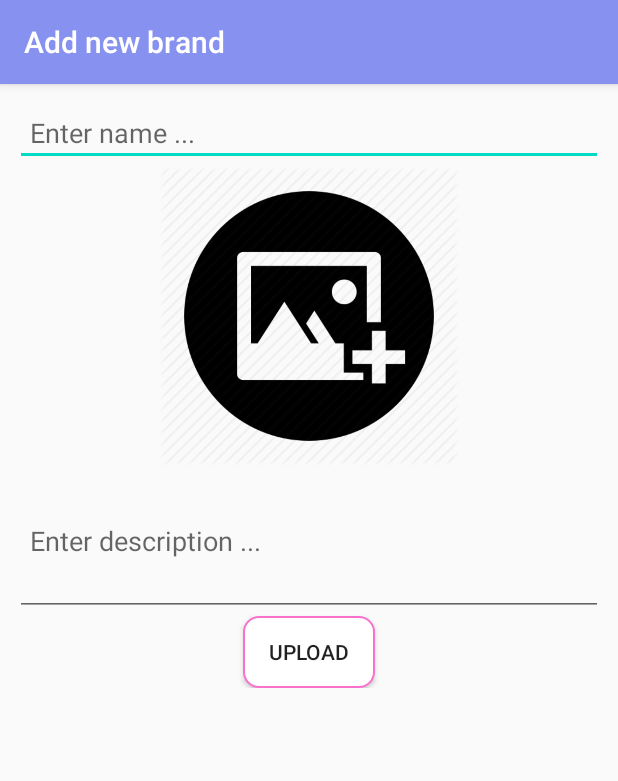
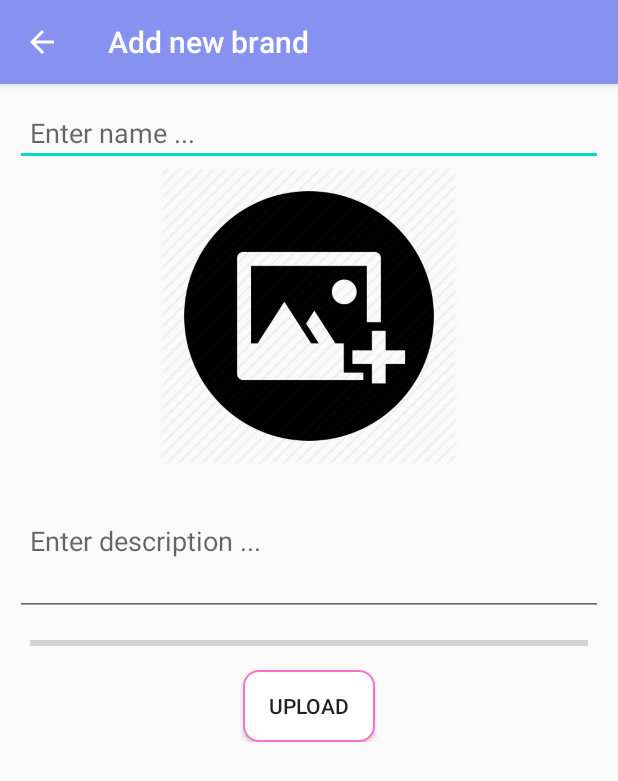
Before and after one commit to AnNguyen96/Thesis, an Android app: the AddPostActivity screen opened directly, with no data from a screen before it, on a phone screen of 412 x 824 dp. Shown: the top 781 px of the screen. Run offline under Robolectric (Android 15) with nearby library versions, the phone set to English and light mode, and no system bars; our stand-ins replace Firebase (no records; nobody signed in at launch, a user with empty details on screens opened directly), Picasso; Roboto replaces fonts that are not available here.

Commit message:
version 5.5

```diff
--- a/app/src/main/java/com/example/dashboard/AddPostActivity.java
+++ b/app/src/main/java/com/example/dashboard/AddPostActivity.java
@@ -17,6 +17,7 @@ import android.webkit.MimeTypeMap;
 import android.widget.Button;
 import android.widget.EditText;
 import android.widget.ImageView;
+import android.widget.ProgressBar;
 import android.widget.Toast;
 
 import com.google.android.gms.tasks.OnFailureListener;
@@ -43,6 +44,7 @@ public class AddPostActivity extends AppCompatActivity {
     EditText mTitleEt, mDescrEt;
     ImageView mPostIv;
     Button mUploadBtn;
+    ProgressBar mProgressBar;
 
     String mStoragePath = "uploads/";
     String mDatabasePath = "Data";
@@ -66,10 +68,14 @@ public class AddPostActivity extends AppCompatActivity {
         ActionBar actionBar = getSupportActionBar();
         actionBar.setTitle("Add new brand");
 
+        actionBar.setDisplayHomeAsUpEnabled(true);
+        actionBar.setDisplayShowHomeEnabled(true);
+
         mTitleEt = findViewById(R.id.pTitleEt);
         mDescrEt = findViewById(R.id.pDescrEt);
         mPostIv = findViewById(R.id.pImageIv);
         mUploadBtn = findViewById(R.id.pUploadBtn);
+        mProgressBar = findViewById(R.id.progress_bar);
 
         Bundle intent = getIntent().getExtras();
         if(intent != null){
@@ -234,7 +240,9 @@ public class AddPostActivity extends AppCompatActivity {
                     .addOnProgressListener(new OnProgressListener<UploadTask.TaskSnapshot>() {
                         @Override
                         public void onProgress(@NonNull UploadTask.TaskSnapshot taskSnapshot) {
-                            mProgressDialog.setTitle("Uploading..");
+                            //mProgressDialog.setTitle("Uploading..");
+                            double progress = (100.0 * taskSnapshot.getBytesTransferred() / taskSnapshot.getTotalByteCount());
+                            mProgressBar.setProgress((int) progress);
                         }
                     });
         }
--- a/app/src/main/java/com/example/dashboard/Model.java
+++ b/app/src/main/java/com/example/dashboard/Model.java
@@ -4,6 +4,12 @@ public class Model {
     String title, image, description;
 
     public Model(){}
+
+    public Model(String title, String image, String description) {
+        this.title = title;
+        this.image = image;
+        this.description = description;
+    }
 
     public String getTitle() {
         return title;
--- a/app/src/main/res/layout/activity_add_post.xml
+++ b/app/src/main/res/layout/activity_add_post.xml
@@ -32,6 +32,14 @@
             android:hint="Enter description ..."
             android:minHeight="100dp"
             android:layout_gravity="top"/>
+
+        <ProgressBar
+            android:id="@+id/progress_bar"
+            android:layout_width="match_parent"
+            android:layout_height="wrap_content"
+            style="@style/Widget.AppCompat.ProgressBar.Horizontal"
+            android:padding="10dp"/>
+
         <Button
             android:id="@+id/pUploadBtn"
             android:layout_width="wrap_content"
--- a/app/src/main/res/layout/activity_post_detail.xml
+++ b/app/src/main/res/layout/activity_post_detail.xml
@@ -6,7 +6,7 @@
     android:layout_height="match_parent"
     android:orientation="vertical"
     android:background="@color/white"
-    tools:context=".DetailActivity">
+    tools:context=".PostDetailActivity">
 
     <ScrollView
         android:layout_width="match_parent"
```
Also changed, not shown: app/src/main/AndroidManifest.xml (+9 -6 lines), app/src/main/java/com/example/dashboard/MapsPage.java (+1 -8 lines), app/src/main/java/com/example/dashboard/PostDetailActivity.java (+82 -8 lines).
